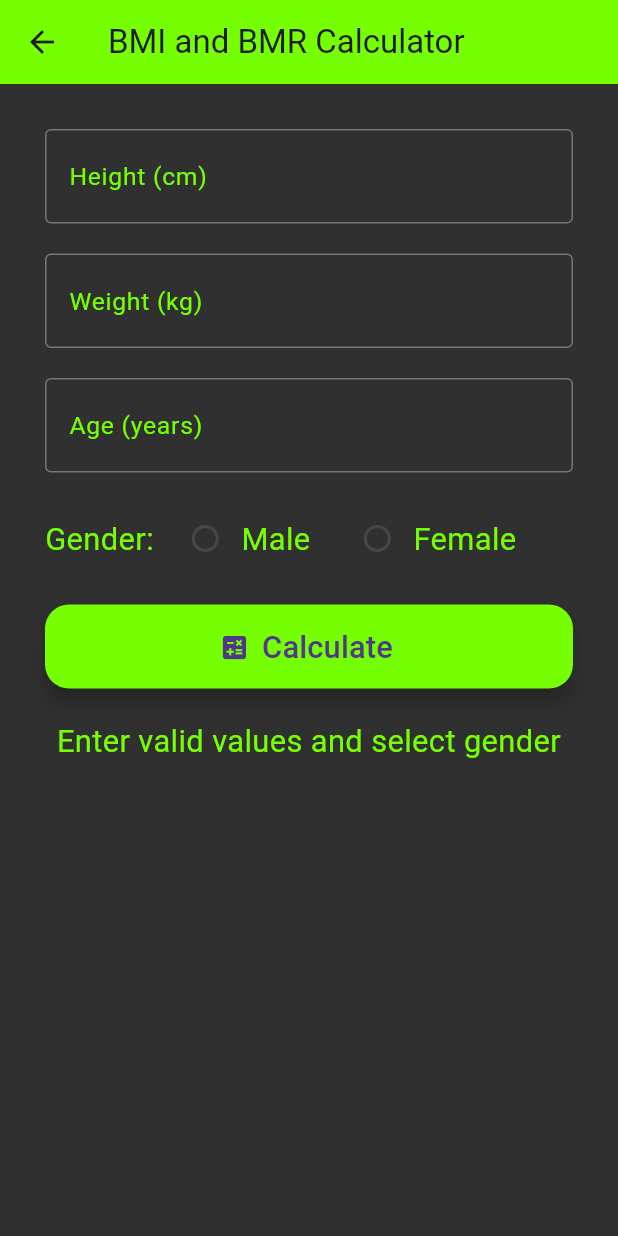
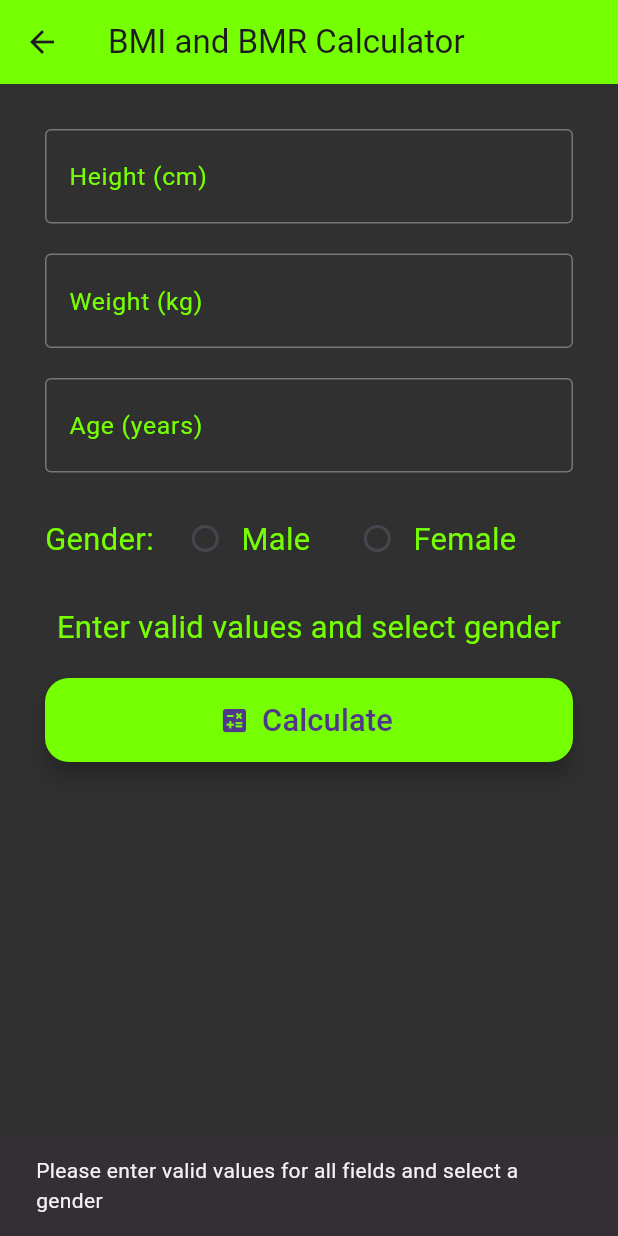
Before and after one commit to AliShaab-an/mobile_project, a Flutter app: the BMICalculatorScreen screen opened directly, after a tap on "Calculate", on a phone screen of 412 x 824 dp. Run offline on Flutter 3.47's test engine with Material 3 defaults, Android fonts, the phone set to English and light mode, and no system bars; network calls fail; key blocks and very long unbroken strings in the code were emptied for the run.

Commit message:
adding a snack bar

```diff
--- a/lib/BmiBmrPage.dart
+++ b/lib/BmiBmrPage.dart
@@ -14,17 +14,23 @@ class _BMICalculatorScreenState extends State<BMICalculatorScreen> {
   double _bmr = 0;
 
   void _calculateMetrics() {
-    final heightCm = double.tryParse(_heightController.text) ?? 0;
-    final weight = double.tryParse(_weightController.text) ?? 0;
-    final age = int.tryParse(_ageController.text) ?? 0;
+    final heightCm = double.tryParse(_heightController.text);
+    final weight = double.tryParse(_weightController.text);
+    final age = int.tryParse(_ageController.text);
 
-    if (heightCm > 0 && weight > 0 && age > 0 && _selectedGender != null) {
+    if (heightCm == null || weight == null || age == null || heightCm <= 0 || weight <= 0 || age <= 0 || _selectedGender == null) {
+      setState(() {
+        _bmi = 0;
+        _bmr = 0;
+      });
+      ScaffoldMessenger.of(context).showSnackBar(
+        SnackBar(content: Text('Please enter valid values for all fields and select a gender')),
+      );
+      return;
+    }
 
     final heightM = heightCm / 100;
-
-
     final bmi = weight / (heightM * heightM);
-
 
     double bmr;
     if (_selectedGender == 'male') {
@@ -37,24 +43,13 @@ class _BMICalculatorScreenState extends State<BMICalculatorScreen> {
       _bmi = bmi;
       _bmr = bmr;
     });
-    } else {
-      setState(() {
-        _bmi = 0;
-        _bmr = 0;
-      });
-    }
   }
 
   @override
   Widget build(BuildContext context) {
     final mediaQuery = MediaQuery.of(context);
     final screenWidth = mediaQuery.size.width;
-    final screenHeight = mediaQuery.size.height;
-    final isPortrait = mediaQuery.orientation == Orientation.portrait;
-
-
-    double fontSize = screenWidth * 0.05;
-    double padding = screenWidth * 0.0;
+    final fontSize = screenWidth * 0.05;
 
     return Scaffold(
       backgroundColor: Colors.grey[850],
@@ -74,13 +69,6 @@ class _BMICalculatorScreenState extends State<BMICalculatorScreen> {
             _buildTextField(_ageController, 'Age (years)', fontSize),
             SizedBox(height: 20),
             _buildGenderSelection(fontSize),
-            SizedBox(height:20),
-            FloatingActionButton.extended(
-              label: Text('Calculate', style: TextStyle(fontSize: fontSize)),
-              icon: Icon(Icons.calculate, size: fontSize),
-              backgroundColor: Colors.lightGreenAccent[400],
-              onPressed: _calculateMetrics,
-            ),
             SizedBox(height: 20),
             Text(
               _bmi > 0
@@ -88,6 +76,13 @@ class _BMICalculatorScreenState extends State<BMICalculatorScreen> {
                   : 'Enter valid values and select gender',
               textAlign: TextAlign.center,
               style: TextStyle(fontSize: fontSize, color: Colors.lightGreenAccent[400]),
+            ),
+            SizedBox(height: 20),
+            FloatingActionButton.extended(
+              label: Text('Calculate', style: TextStyle(fontSize: fontSize)),
+              icon: Icon(Icons.calculate, size: fontSize),
+              backgroundColor: Colors.lightGreenAccent[400],
+              onPressed: _calculateMetrics,
             ),
           ],
         ),
@@ -116,13 +111,11 @@ class _BMICalculatorScreenState extends State<BMICalculatorScreen> {
 
   Widget _buildGenderSelection(double fontSize) {
     return Row(
-      mainAxisAlignment: MainAxisAlignment.start,
       children: [
         Text('Gender:', style: TextStyle(fontSize: fontSize, color: Colors.lightGreenAccent[400])),
         SizedBox(width: fontSize * 0.5),
         Expanded(
           child: Row(
-            mainAxisAlignment: MainAxisAlignment.start,
             children: [
               Radio<String>(
                 value: 'male',
--- a/lib/exercise.dart
+++ b/lib/exercise.dart
@@ -32,7 +32,7 @@ void getExercises(Function(bool success) update) async {
         Exercise exercise = Exercise.fromJson(row);
         exercises.add(
             exercise); // add the exercise object to the exercises list
-      }
+
 
       update(
           true); // callback update method to inform that we completed retrieving data
```
Lines whose indentation alone changed are shown as unchanged.
